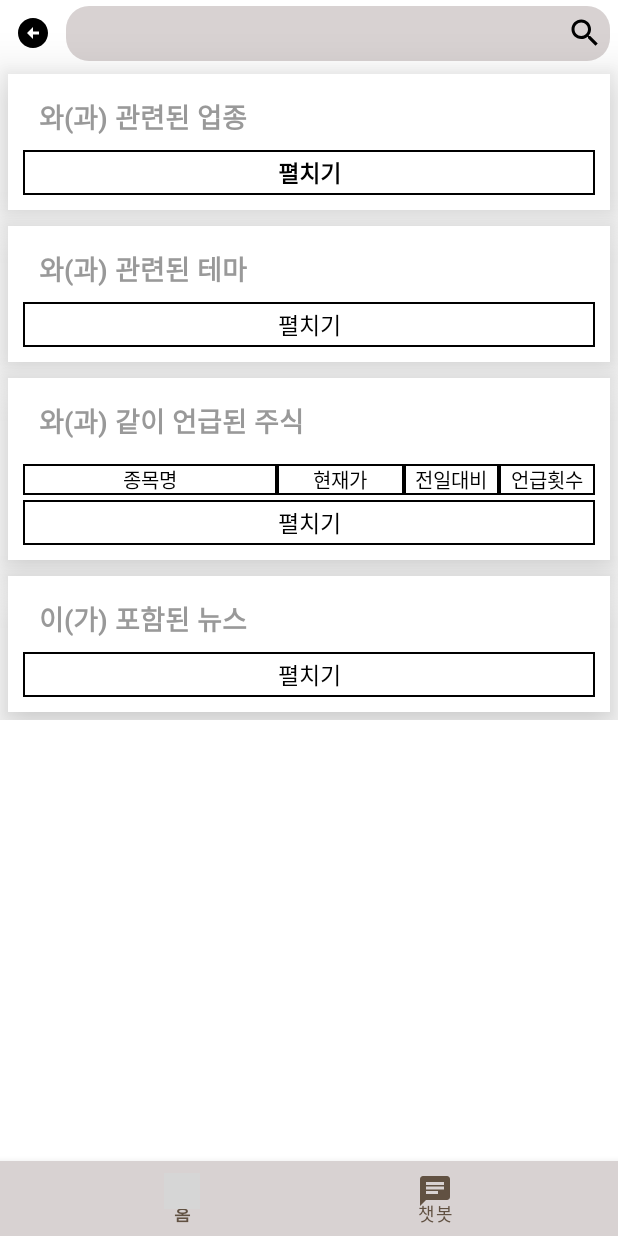
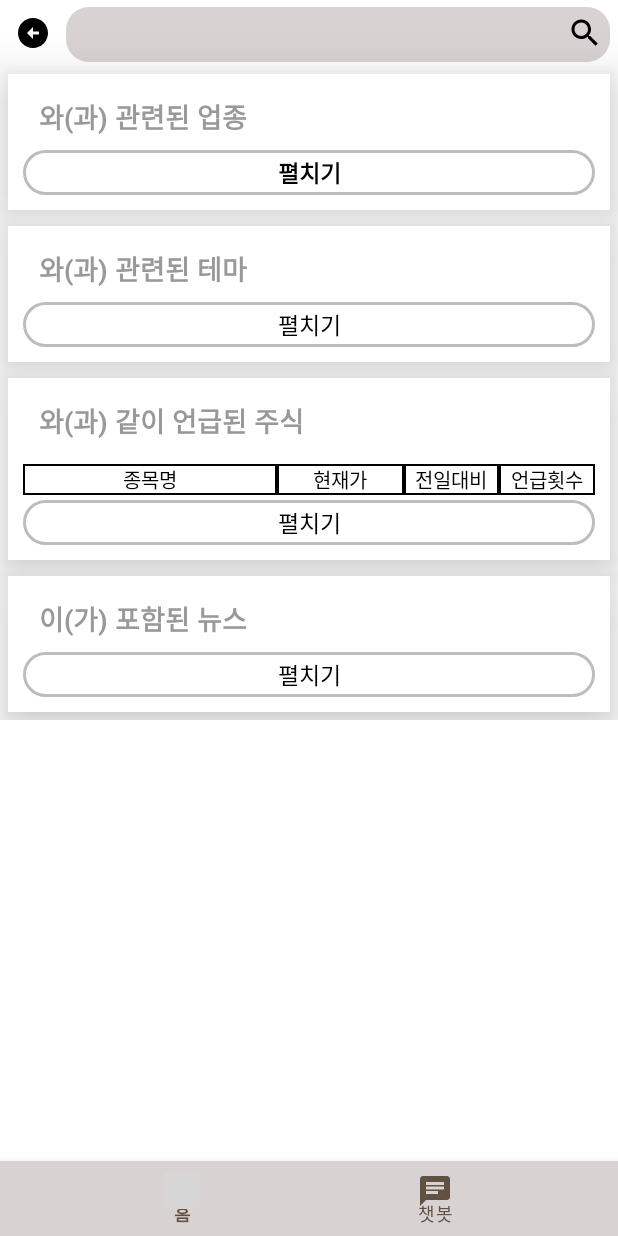
Before and after one commit to kookmin-sw/capstone-2023-27, an Android app: the screen it shows after launch (MainActivity), after a tap on an icon or button, on a phone screen of 412 x 824 dp. Run offline under Robolectric (Android 15) with nearby library versions, the phone set to English and light mode, and no system bars; grey boxes are pictures that could not be loaded.

Commit message:
펼치기 접기 디자인

```diff
--- /dev/null
+++ b/app/src/main/res/drawable/rounded_corner2.xml
@@ -0,0 +1,18 @@
+<?xml version="1.0" encoding="utf-8"?>
+<shape xmlns:android="http://schemas.android.com/apk/res/android"
+    android:shape="rectangle" android:padding = "10dp">
+    <solid android:color="@color/white"></solid>
+    <corners
+        android:bottomLeftRadius="15dp"
+        android:bottomRightRadius="15dp"
+        android:topLeftRadius="15dp"
+        android:topRightRadius="15dp">
+
+    </corners>
+
+
+        <stroke android:width="2dp"
+            android:color="#BDBDBD">
+
+        </stroke>
+</shape>
--- a/app/src/main/res/layout/categorylist_view.xml
+++ b/app/src/main/res/layout/categorylist_view.xml
@@ -34,6 +34,7 @@
         android:text="-10%"
         android:layout_margin="15dp"
         android:textColor="@color/red"
+        android:textStyle="bold"
         app:layout_constraintRight_toRightOf="parent"
         app:layout_constraintBottom_toBottomOf="parent"
         app:layout_constraintTop_toTopOf="parent"
--- a/app/src/main/res/layout/fragment_home.xml
+++ b/app/src/main/res/layout/fragment_home.xml
@@ -231,7 +231,7 @@
                 android:textColor="@color/black"
                 android:textAlignment="center"
                 android:clickable="true"
-                android:background="@drawable/stroke_background"/>
+                android:background="@drawable/rounded_corner2"/>
 
             <TextView
                 android:id="@+id/close"
@@ -243,7 +243,7 @@
                 android:visibility="gone"
                 android:clickable="true"
                 android:textColor="@color/black"
-                android:background="@drawable/stroke_background"/>
+                android:background="@drawable/rounded_corner2"/>
         </LinearLayout>
 
       </LinearLayout>
--- a/app/src/main/res/layout/fragment_key_word.xml
+++ b/app/src/main/res/layout/fragment_key_word.xml
@@ -52,7 +52,7 @@
                     app:layout_constraintLeft_toLeftOf="parent"
                     app:layout_constraintRight_toRightOf="parent"
                     app:layout_constraintTop_toTopOf="parent"
-                    app:layout_constraintVertical_bias="0.428" />
+                    />
 
                 <ImageButton
                     android:id="@+id/search_btn2"
@@ -132,7 +132,7 @@
                 android:id="@+id/category_open_btn"
                 android:layout_width="match_parent"
                 android:layout_height="wrap_content"
-                android:background="@drawable/stroke_background"
+                android:background="@drawable/rounded_corner2"
                 android:gravity="center"
                 android:padding="3dp"
                 android:textStyle="bold"
@@ -144,7 +144,7 @@
                 android:id="@+id/category_close_btn"
                 android:layout_width="match_parent"
                 android:layout_height="wrap_content"
-                android:background="@drawable/stroke_background"
+                android:background="@drawable/rounded_corner2"
                 android:gravity="center"
                 android:padding="2dp"
                 android:text="접기"
@@ -202,7 +202,7 @@
                 android:id="@+id/theme_open_btn"
                 android:layout_width="match_parent"
                 android:layout_height="wrap_content"
-                android:background="@drawable/stroke_background"
+                android:background="@drawable/rounded_corner2"
                 android:gravity="center"
                 android:padding="3dp"
                 android:textColor="@color/black"
@@ -213,7 +213,7 @@
                 android:id="@+id/theme_close_btn"
                 android:layout_width="match_parent"
                 android:layout_height="wrap_content"
-                android:background="@drawable/stroke_background"
+                android:background="@drawable/rounded_corner2"
                 android:gravity="center"
                 android:padding="2dp"
                 android:text="접기"
@@ -316,7 +316,7 @@
                 android:id="@+id/stock_open_btn"
                 android:layout_width="match_parent"
                 android:layout_height="wrap_content"
-                android:background="@drawable/stroke_background"
+                android:background="@drawable/rounded_corner2"
                 android:gravity="center"
                 android:padding="3dp"
                 android:textColor="@color/black"
@@ -327,7 +327,7 @@
                 android:id="@+id/stock_close_btn"
                 android:layout_width="match_parent"
                 android:layout_height="wrap_content"
-                android:background="@drawable/stroke_background"
+                android:background="@drawable/rounded_corner2"
                 android:gravity="center"
                 android:padding="2dp"
                 android:text="접기"
@@ -382,7 +382,7 @@
                 android:id="@+id/news_open_btn"
                 android:layout_width="match_parent"
                 android:layout_height="wrap_content"
-                android:background="@drawable/stroke_background"
+                android:background="@drawable/rounded_corner2"
                 android:gravity="center"
                 android:padding="3dp"
                 android:textColor="@color/black"
@@ -393,7 +393,7 @@
                 android:id="@+id/news_close_btn"
                 android:layout_width="match_parent"
                 android:layout_height="wrap_content"
-                android:background="@drawable/stroke_background"
+                android:background="@drawable/rounded_corner2"
                 android:gravity="center"
                 android:padding="2dp"
                 android:textColor="@color/black"
--- a/app/src/main/res/layout/fragment_stock.xml
+++ b/app/src/main/res/layout/fragment_stock.xml
@@ -162,7 +162,7 @@
                 android:id="@+id/news_open_btn"
                 android:layout_width="match_parent"
                 android:layout_height="wrap_content"
-                android:background="@drawable/stroke_background"
+                android:background="@drawable/rounded_corner2"
                 android:gravity="center"
                 android:padding="2dp"
                 android:textColor="@color/black"
@@ -173,7 +173,7 @@
                 android:id="@+id/news_close_btn"
                 android:layout_width="match_parent"
                 android:layout_height="wrap_content"
-                android:background="@drawable/stroke_background"
+                android:background="@drawable/rounded_corner2"
                 android:gravity="center"
                 android:padding="2dp"
                 android:text="접기"
```
Also changed, not shown: app/src/main/res/layout/fragment_category_detail.xml (+4 -4 lines), app/src/main/res/layout/fragment_theme_detail.xml (+4 -4 lines).
